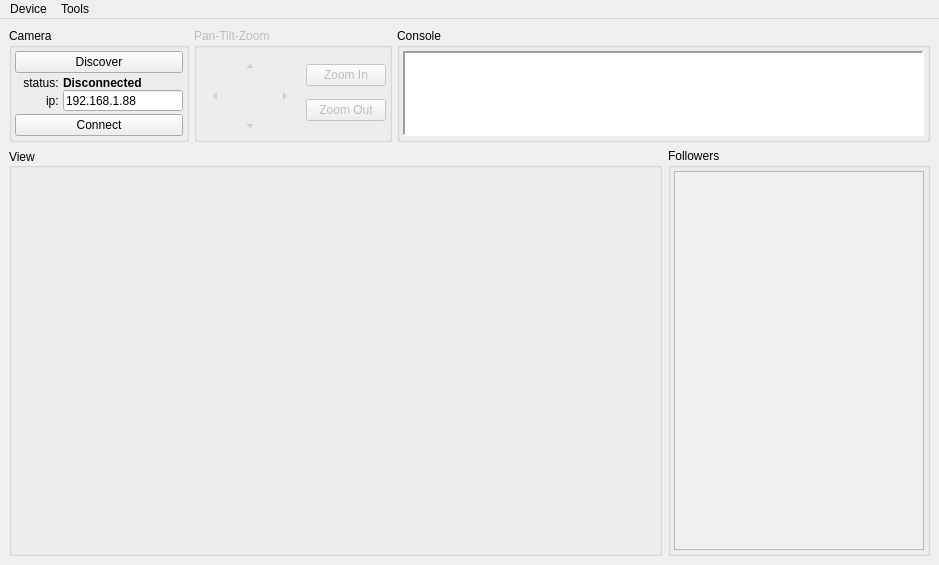
First picture: the form in src/UI/MainWindow/MainWindow.ui, repository jaumecort/IPCam, before the edit.
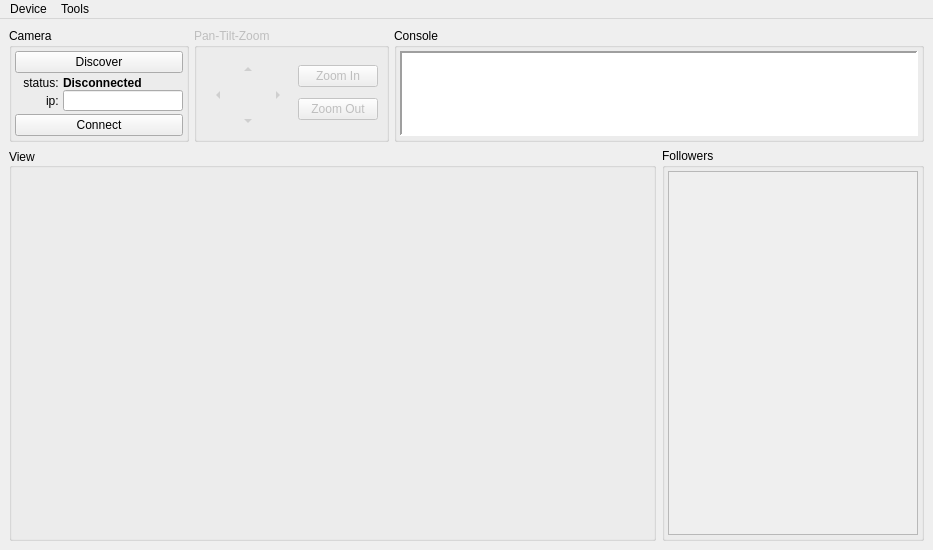
Second picture: the form after the edit.

The edit to the form file:
```diff
--- a/src/UI/MainWindow/MainWindow.ui
+++ b/src/UI/MainWindow/MainWindow.ui
@@ -6,8 +6,8 @@
    <rect>
     <x>0</x>
     <y>0</y>
-    <width>939</width>
-    <height>565</height>
+    <width>933</width>
+    <height>550</height>
    </rect>
   </property>
   <property name="sizePolicy">
@@ -175,7 +175,7 @@
                 </size>
                </property>
                <property name="text">
-                <string>192.168.1.88</string>
+                <string/>
                </property>
               </widget>
              </item>
@@ -218,20 +218,23 @@
            <string>Pan-Tilt-Zoom</string>
           </property>
           <layout class="QHBoxLayout" name="horizontalLayout_2">
+           <property name="spacing">
+            <number>3</number>
+           </property>
            <property name="sizeConstraint">
             <enum>QLayout::SetNoConstraint</enum>
            </property>
            <property name="leftMargin">
-            <number>3</number>
+            <number>6</number>
            </property>
            <property name="topMargin">
-            <number>3</number>
+            <number>6</number>
            </property>
            <property name="rightMargin">
-            <number>3</number>
+            <number>6</number>
            </property>
            <property name="bottomMargin">
-            <number>3</number>
+            <number>6</number>
            </property>
            <item>
             <layout class="QGridLayout" name="gridLayout_2">
@@ -239,7 +242,7 @@
               <enum>QLayout::SetNoConstraint</enum>
              </property>
              <property name="spacing">
-              <number>5</number>
+              <number>0</number>
              </property>
              <item row="2" column="2">
               <widget class="QToolButton" name="PTZrigth">
@@ -348,8 +351,11 @@
              <property name="sizeConstraint">
               <enum>QLayout::SetDefaultConstraint</enum>
              </property>
+             <property name="leftMargin">
+              <number>2</number>
+             </property>
              <property name="rightMargin">
-              <number>0</number>
+              <number>2</number>
              </property>
              <property name="spacing">
               <number>0</number>
@@ -585,7 +591,7 @@
                 <x>0</x>
                 <y>0</y>
                 <width>18</width>
-                <height>373</height>
+                <height>358</height>
                </rect>
               </property>
               <property name="sizePolicy">
@@ -612,7 +618,7 @@
     <rect>
      <x>0</x>
      <y>0</y>
-     <width>939</width>
+     <width>933</width>
      <height>22</height>
     </rect>
    </property>
```
